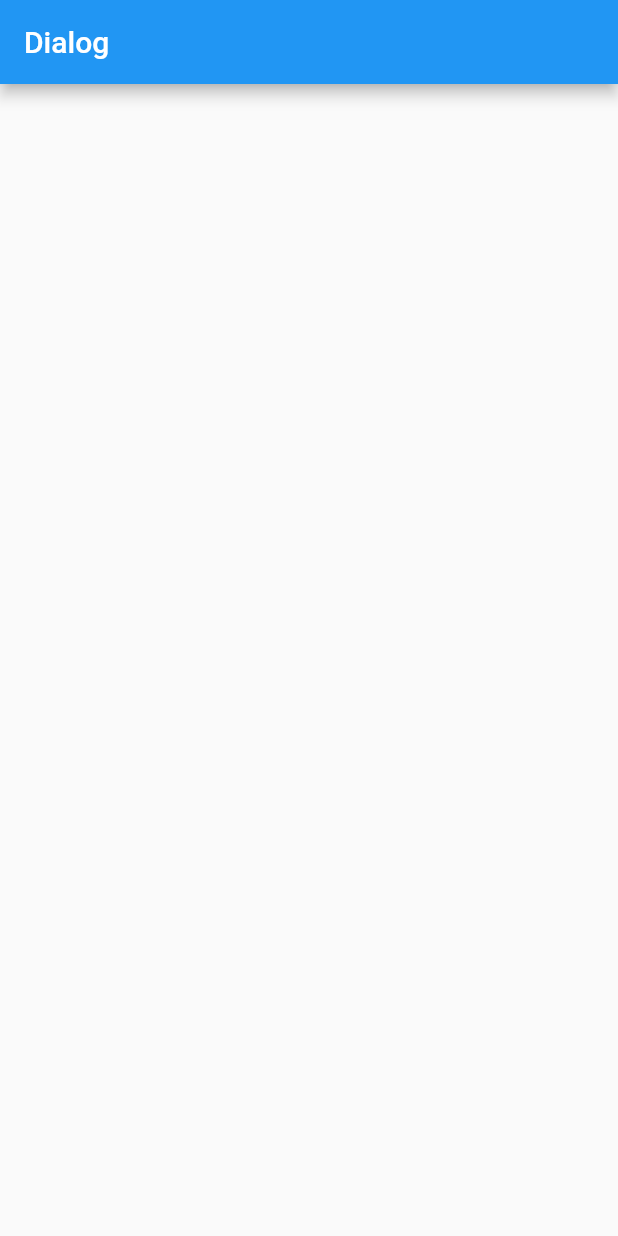
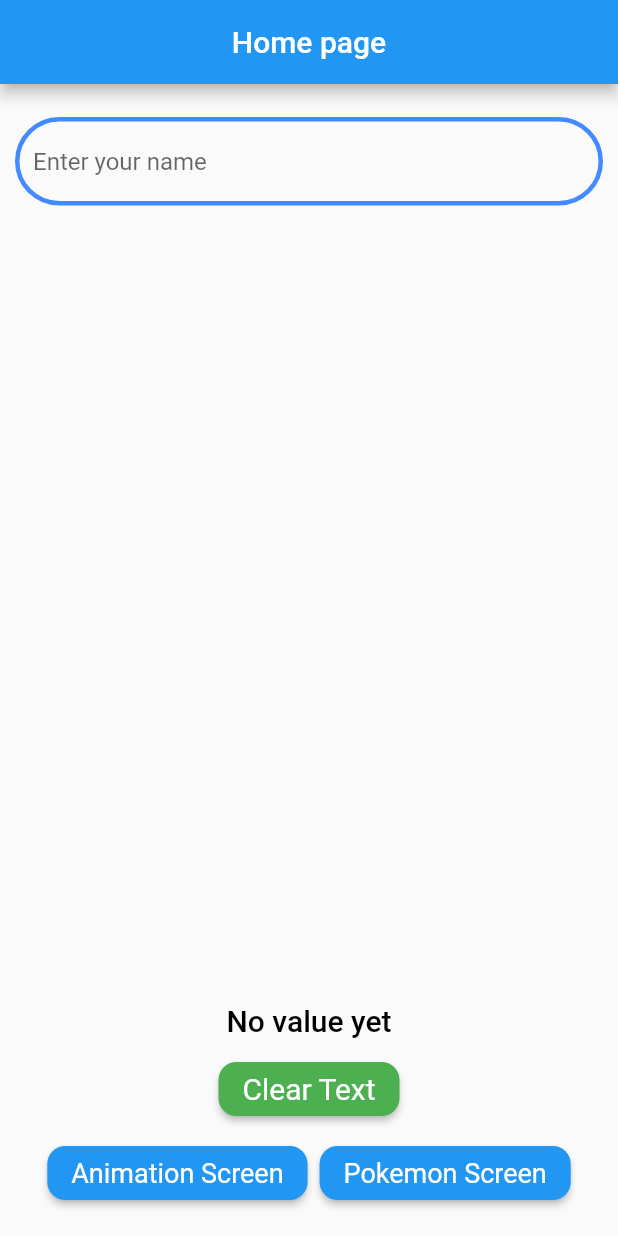
Before and after one commit to MohammedAttar002997/OsossTestProject, a Flutter app: the screen it shows after launch, on a phone screen of 412 x 824 dp. Run offline on Flutter 3.47's test engine with Material 2 defaults, Android fonts, the light colour scheme and no system bars.

Commit message:
* Finish working on the main page.

```diff
--- a/lib/main_screen.dart
+++ b/lib/main_screen.dart
@@ -8,14 +8,122 @@ class MainScreen extends StatefulWidget {
 }
 
 class _MainScreenState extends State<MainScreen> {
+  final TextEditingController _name = TextEditingController();
+
   @override
   Widget build(BuildContext context) {
-    return  Scaffold(
+    return Scaffold(
       appBar: AppBar(
-        title: const Text("Dialog"),
+        title: const Text("Home page"),
+        centerTitle: true,
       ),
-      body: const Column(
-        children: [],
+      body: Padding(
+        padding: const EdgeInsets.all(10.0),
+        child: Column(
+          mainAxisSize: MainAxisSize.min,
+          crossAxisAlignment: CrossAxisAlignment.center,
+          children: [
+            const SizedBox(height: 12.0,),
+            TextFormField(
+              controller: _name,
+              decoration: InputDecoration(
+                enabledBorder: OutlineInputBorder(
+                  borderSide: const BorderSide(
+                    width: 3, //<-- SEE HERE
+                    color: Colors.blueAccent,
+                  ),
+                  borderRadius: BorderRadius.circular(50.0),
+                ),
+                hintText: "Enter your name",
+                focusedBorder: OutlineInputBorder(
+                  borderSide: const BorderSide(
+                    width: 3, //<-- SEE HERE
+                    color: Colors.blueAccent,
+                  ),
+                  borderRadius: BorderRadius.circular(50.0),
+                ),
+              ),
+              onFieldSubmitted: (String value) {
+                setState(() {
+                  _name.text = value;
+                });
+              },
+            ),
+            const SizedBox(
+              height: 10.0,
+            ),
+            const Spacer(),
+            Column(
+              children: [
+                Text(
+                  _name.text == "" ? "No value yet" : _name.text,
+                  style: const TextStyle(
+                    color: Colors.black,
+                    fontSize: 20,
+                    fontStyle: FontStyle.normal,
+                    fontWeight: FontWeight.w500,
+                  ),
+                ),
+                const SizedBox(
+                  height: 10.0,
+                ),
+                ElevatedButton(
+                  style: ElevatedButton.styleFrom(
+                    backgroundColor: Colors.green,
+                    // side: BorderSide(color: Colors.yellow, width: 5),
+                    textStyle: const TextStyle(
+                        color: Colors.white,
+                        fontSize: 20,
+                        fontStyle: FontStyle.normal),
+                    shape: const RoundedRectangleBorder(
+                        borderRadius: BorderRadius.all(Radius.circular(12))),
+                  ),
+                  onPressed: () {
+                    setState(() {
+                      _name.text = "";
+                    });
+                  },
+                  child: const Text(
+                    "Clear Text",
+                  ),
+                ),
+                ButtonBar(
+                  mainAxisSize: MainAxisSize.min,
+                  children: [
+                    ElevatedButton(
+                      onPressed: () {},
+                      style: ElevatedButton.styleFrom(
+                        // side: BorderSide(color: Colors.yellow, width: 5),
+                        textStyle: const TextStyle(
+                            color: Colors.white,
+                            fontSize: 18,
+                            fontStyle: FontStyle.normal),
+                        shape: const RoundedRectangleBorder(
+                            borderRadius:
+                                BorderRadius.all(Radius.circular(12))),
+                      ),
+                      child: const Text("Animation Screen"),
+                    ),
+                    ElevatedButton(
+                      onPressed: () {},
+                      style: ElevatedButton.styleFrom(
+                        // side: BorderSide(color: Colors.yellow, width: 5),
+                        textStyle: const TextStyle(
+                            color: Colors.white,
+                            fontSize: 18,
+                            fontStyle: FontStyle.normal),
+                        shape: const RoundedRectangleBorder(
+                            borderRadius:
+                                BorderRadius.all(Radius.circular(12))),
+                      ),
+                      child: const Text("Pokemon Screen"),
+                    ),
+                  ],
+                ),
+              ],
+            ),
+          ],
+        ),
       ),
     );
   }
```
